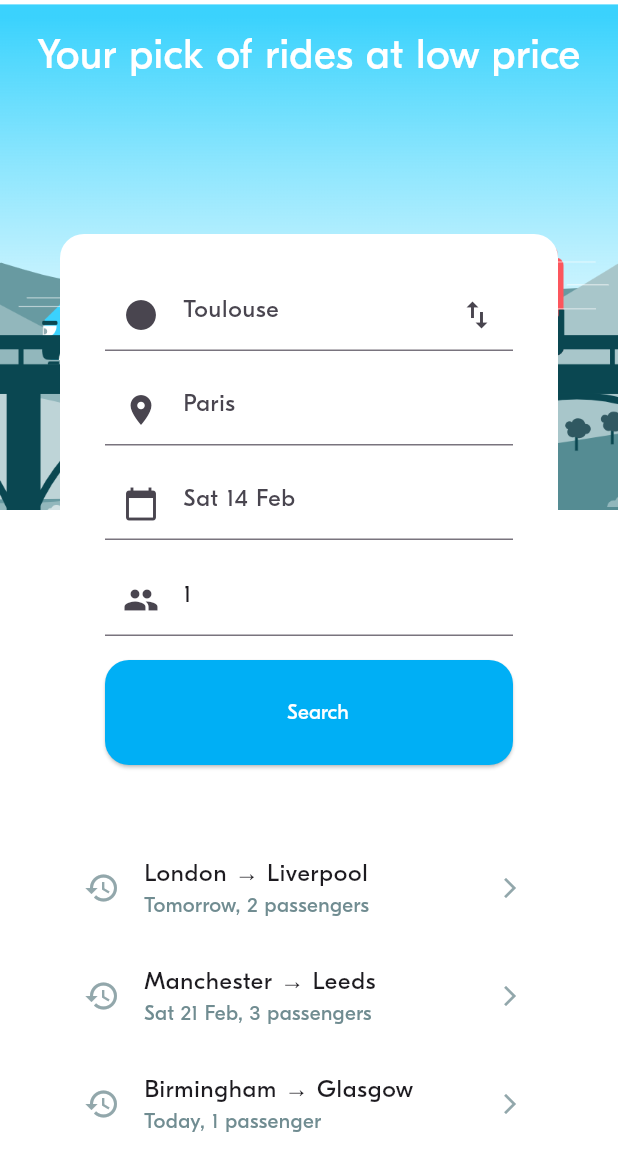
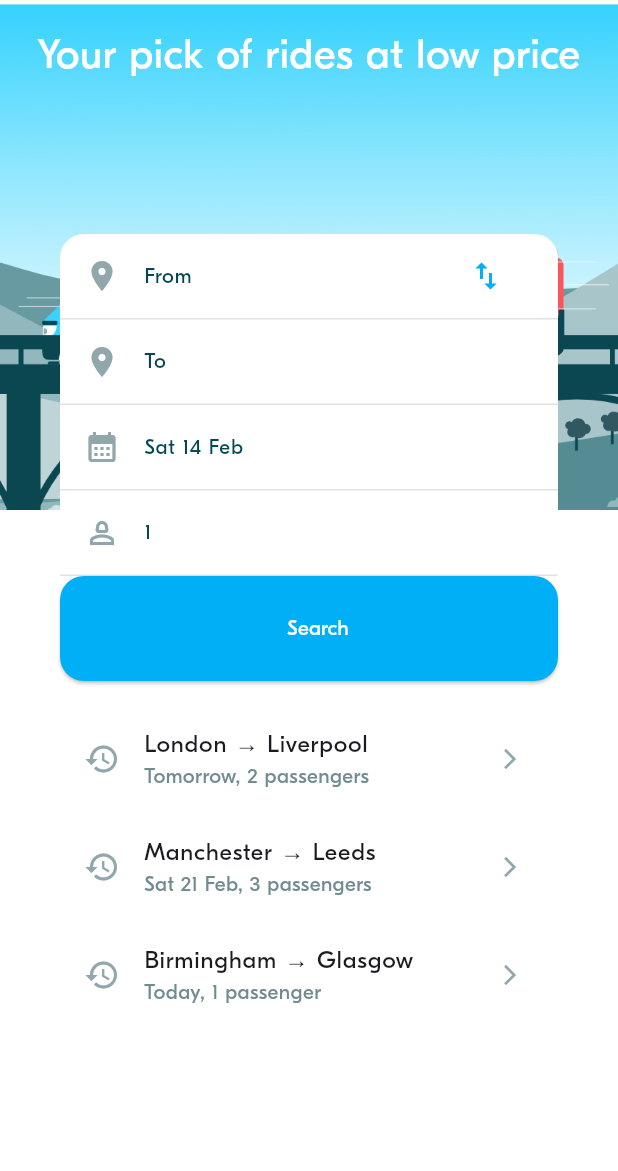
Before and after one commit to Homey123-Chut/BlablaCar, a Flutter app: the screen it shows after launch, on a phone screen of 412 x 824 dp. Shown: the top 1171 px of the screen. Run offline on Flutter 3.47's test engine with Material 3 defaults, Android fonts, the phone set to English and light mode, and no system bars; project files that could hold a hidden picture were left out.

Commit message:
Bla-003 update form

```diff
--- a/lib/ui/screens/ride_pref/widgets/ride_prefs_form.dart
+++ b/lib/ui/screens/ride_pref/widgets/ride_prefs_form.dart
@@ -5,6 +5,8 @@ import '../../../../model/ride/locations.dart';
 import '../../../../model/ride_pref/ride_pref.dart';
 import 'package:week_3_blabla_project/ui/widgets/actions/BlaButton.dart';
 import 'package:week_3_blabla_project/ui/widgets/inputs/location_picker.dart';
+import 'package:week_3_blabla_project/ui/screens/ride_pref/widgets/ride_prefs_input.dart';
+import 'package:week_3_blabla_project/ui/widgets/display/bla_divider.dart';
 
 
 ///
@@ -133,94 +135,54 @@ class _RidePrefFormState extends State<RidePrefForm> {
   // ----------------------------------
 
 @override
-Widget build(BuildContext context) {
-  return Padding(
-    padding: const EdgeInsets.all(30),
-    child: Column(
+  Widget build(BuildContext context) {
+    return Column(
       mainAxisAlignment: MainAxisAlignment.start,
       crossAxisAlignment: CrossAxisAlignment.stretch,
+      children: [
+        //  departure
+        RidePrefInput(
+          title: departureLabel,
+          leftIcon: Icons.location_on,
+          onPressed: () {},
+          rightIcon: Icons.swap_vert_sharp,
+          onRightIconPressed: () {},
+        ),
+        const BlaDivider(),
 
-      children: [
-        // Departure field
+        // arrival
+        RidePrefInput(
+          title: arrivalLabel,
+          leftIcon: Icons.location_on,
+          onPressed: () {},
+        ),
+        const BlaDivider(),
 
-        TextFormField(
-          decoration: InputDecoration(
-            prefixIcon: Icon(Icons.circle),
-            hintText: departure?.name ?? "Toulouse",
-            border: UnderlineInputBorder(),
-            suffixIcon: IconButton(
-              icon: Icon(Icons.swap_vert_sharp),
-              onPressed: switchLocations,
-            ),
-          ),
-           onTap: openDeparturePicker,
+        // date
+        RidePrefInput(
+          title: dateLabel,
+          leftIcon: Icons.calendar_month,
+          onPressed: () {},
         ),
-        SizedBox(height: 15),
+        const BlaDivider(),
 
-        // Arrival field
-        TextFormField(
-          decoration: InputDecoration(
-            prefixIcon: Icon(Icons.location_on),
-            hintText: arrival?.name ?? "Paris",
-            border: UnderlineInputBorder(),
-          ),
-           onTap: openArrivalPicker,
+        // number of seats
+        RidePrefInput(
+          leftIcon: Icons.person_2_outlined,
+          title: numberLabel,
+          onPressed: () {},
         ),
-        SizedBox(height: 15),
 
-        // Date field
-        TextFormField(
-          decoration: InputDecoration(
-            prefixIcon: Icon(Icons.calendar_today),
-            hintText: DateFormat('EEE dd MMM').format(departureDate),
-            border: UnderlineInputBorder(),
-          ),
-          onTap: () {
-            showDatePicker(
-              context: context,
-              initialDate: departureDate,
-              firstDate: DateTime.now(),
-              lastDate: DateTime.now().add(Duration(days: 365)),
-            ).then((selectedDate) {
-              if (selectedDate != null) {
-                setState(() {
-                  departureDate = selectedDate;
-                });
-              }
-            });
-          },
-        ),
-        SizedBox(height: 16),
-
-        // Seats field
-        TextFormField(
-          decoration: InputDecoration(
-            prefixIcon: Icon(Icons.people),
-            hintText: "5",
-            border: UnderlineInputBorder(),
-          ),
-          keyboardType: TextInputType.number,
-          initialValue: requestedSeats.toString(),
-          onChanged: (value) {
-            setState(() {
-              requestedSeats = int.tryParse(value) ?? 1;
-            });
-          },
-        ),
-        SizedBox(height: 16),
+        const BlaDivider(),
 
         // Search button
         BlaButton(
           isPrimary: true,
           text: "Search",
-
-          onPressed: () {
-
-          },
+          onPressed: () {},
         ),
       ],
-    ),
-  );
-}
+    );
+  }
 
 }
```
Also changed, not shown: 1 other file.
